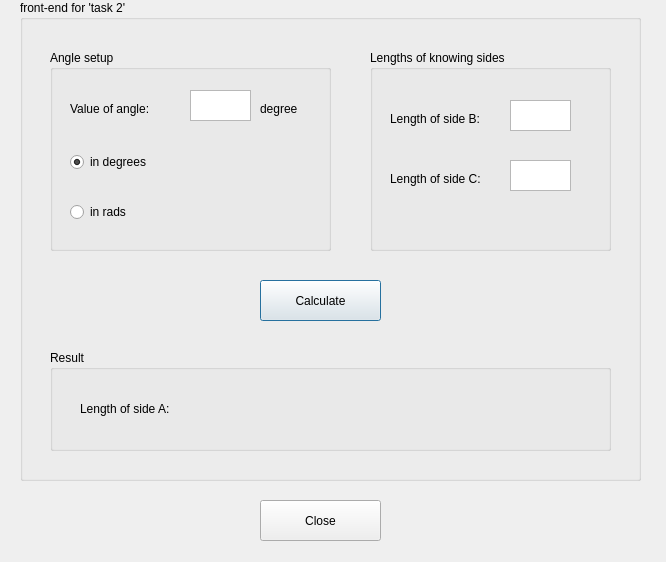
v01z/qt_1, file task2window.ui: the form before one commit.
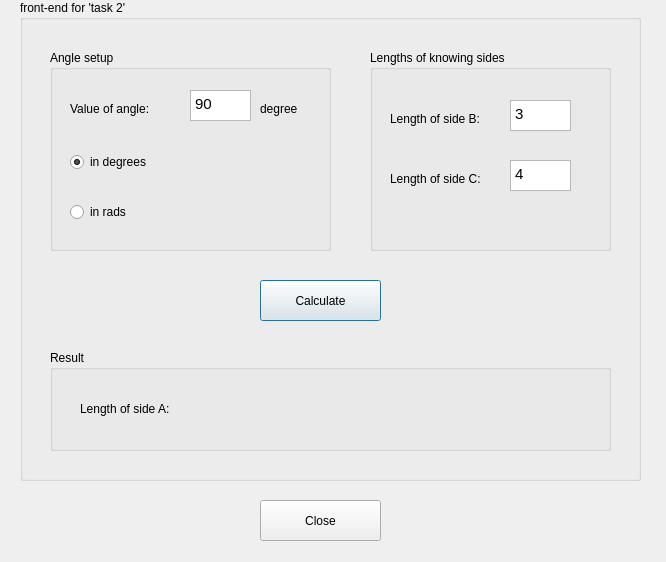
The form after the commit.

Commit message: almost ready

```diff
--- a/task2window.ui
+++ b/task2window.ui
@@ -59,6 +59,13 @@
        <height>31</height>
       </rect>
      </property>
+     <property name="html">
+      <string>&lt;!DOCTYPE HTML PUBLIC &quot;-//W3C//DTD HTML 4.0//EN&quot; &quot;http://www.w3.org/TR/REC-html40/strict.dtd&quot;&gt;
+&lt;html&gt;&lt;head&gt;&lt;meta name=&quot;qrichtext&quot; content=&quot;1&quot; /&gt;&lt;style type=&quot;text/css&quot;&gt;
+p, li { white-space: pre-wrap; }
+&lt;/style&gt;&lt;/head&gt;&lt;body style=&quot; font-family:'Liberation Sans'; font-size:11pt; font-weight:400; font-style:normal;&quot;&gt;
+&lt;p style=&quot; margin-top:0px; margin-bottom:0px; margin-left:0px; margin-right:0px; -qt-block-indent:0; text-indent:0px;&quot;&gt;90&lt;/p&gt;&lt;/body&gt;&lt;/html&gt;</string>
+     </property>
     </widget>
     <widget class="QRadioButton" name="radioButtonIsDegree">
      <property name="geometry">
@@ -163,6 +170,13 @@
        <height>31</height>
       </rect>
      </property>
+     <property name="html">
+      <string>&lt;!DOCTYPE HTML PUBLIC &quot;-//W3C//DTD HTML 4.0//EN&quot; &quot;http://www.w3.org/TR/REC-html40/strict.dtd&quot;&gt;
+&lt;html&gt;&lt;head&gt;&lt;meta name=&quot;qrichtext&quot; content=&quot;1&quot; /&gt;&lt;style type=&quot;text/css&quot;&gt;
+p, li { white-space: pre-wrap; }
+&lt;/style&gt;&lt;/head&gt;&lt;body style=&quot; font-family:'Liberation Sans'; font-size:11pt; font-weight:400; font-style:normal;&quot;&gt;
+&lt;p style=&quot; margin-top:0px; margin-bottom:0px; margin-left:0px; margin-right:0px; -qt-block-indent:0; text-indent:0px;&quot;&gt;3&lt;/p&gt;&lt;/body&gt;&lt;/html&gt;</string>
+     </property>
     </widget>
     <widget class="QTextEdit" name="textEditSideC">
      <property name="geometry">
@@ -173,6 +187,13 @@
        <height>31</height>
       </rect>
      </property>
+     <property name="html">
+      <string>&lt;!DOCTYPE HTML PUBLIC &quot;-//W3C//DTD HTML 4.0//EN&quot; &quot;http://www.w3.org/TR/REC-html40/strict.dtd&quot;&gt;
+&lt;html&gt;&lt;head&gt;&lt;meta name=&quot;qrichtext&quot; content=&quot;1&quot; /&gt;&lt;style type=&quot;text/css&quot;&gt;
+p, li { white-space: pre-wrap; }
+&lt;/style&gt;&lt;/head&gt;&lt;body style=&quot; font-family:'Liberation Sans'; font-size:11pt; font-weight:400; font-style:normal;&quot;&gt;
+&lt;p style=&quot; margin-top:0px; margin-bottom:0px; margin-left:0px; margin-right:0px; -qt-block-indent:0; text-indent:0px;&quot;&gt;4&lt;/p&gt;&lt;/body&gt;&lt;/html&gt;</string>
+     </property>
     </widget>
    </widget>
    <widget class="QGroupBox" name="groupBox_4">
```
The commit also changes 2 other files.
